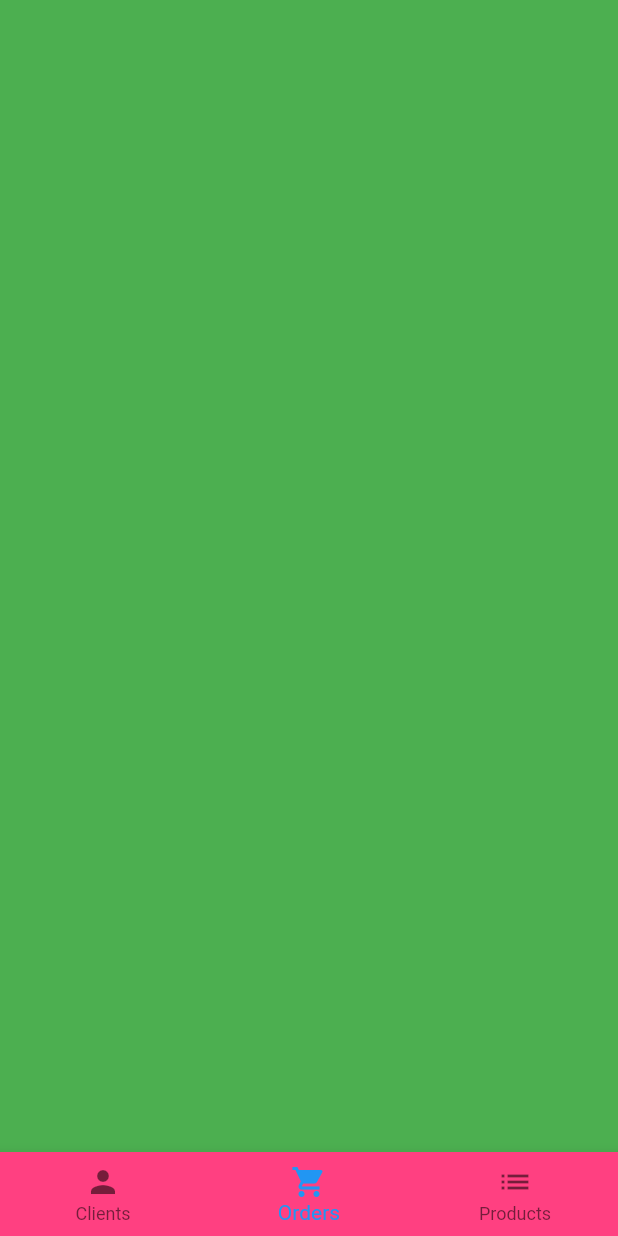
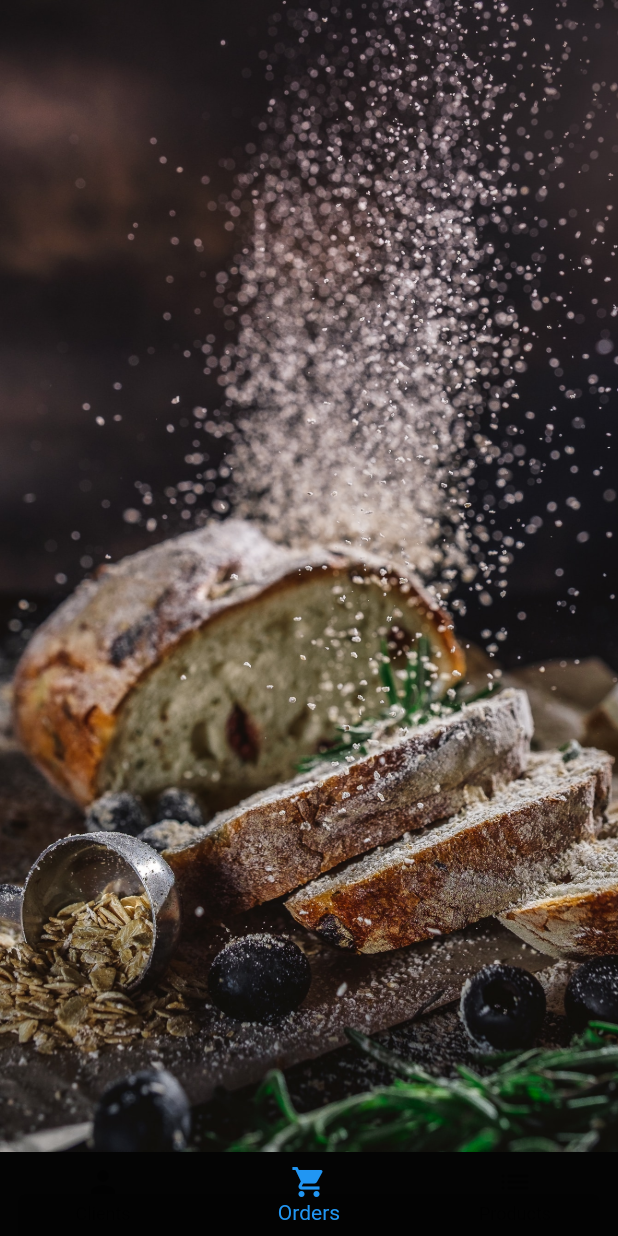
Before and after one commit to joaohhenriq/flutter-my-bakery-managment, a Flutter app: the screen it shows once a user with an empty profile is signed in, swiped to page 2, on a phone screen of 412 x 824 dp. Run offline on Flutter 3.47's test engine with Material 2 defaults, Android fonts, the phone set to English and light mode, and no system bars; our stand-ins replace cloud_firestore, firebase_auth, rxdart; missing offline and left inert: bloc_pattern; accounts and stored records are empty; statements that could not run were skipped.

Commit message:
Homepage layout

```diff
--- a/lib/pages/home_page.dart
+++ b/lib/pages/home_page.dart
@@ -1,4 +1,7 @@
 import 'package:flutter/material.dart';
+import 'package:my_bakery_managment/tabs/orders_tab.dart';
+import 'package:my_bakery_managment/tabs/products_tab.dart';
+import 'package:my_bakery_managment/tabs/users_tab.dart';
 
 class HomePage extends StatefulWidget {
   @override
@@ -23,11 +26,13 @@ class _HomePageState extends State<HomePage> {
 
   @override
   Widget build(BuildContext context) {
+    Size size = MediaQuery.of(context).size;
+
     return Scaffold(
-      backgroundColor: Colors.black,
+      backgroundColor: Colors.black87,
       bottomNavigationBar: Theme(
         data: Theme.of(context).copyWith(
-            canvasColor: Colors.pinkAccent,
+            canvasColor: Colors.black87,
             primaryColor: Colors.white,
             textTheme: Theme.of(context)
                 .textTheme
@@ -48,24 +53,20 @@ class _HomePageState extends State<HomePage> {
           ],
         ),
       ),
-      body: PageView(
+      body: SafeArea(
+        child: PageView(
           controller: _pageController,
-        onPageChanged: (page){
+          onPageChanged: (page) {
             setState(() {
               _page = page;
             });
           },
           children: <Widget>[
-          Container(
-            color: Colors.grey,
+            UsersTab(),
+            OrdersTab(),
+            ProductsTab()
+          ],
         ),
-          Container(
-            color: Colors.green,
-          ),
-          Container(
-            color: Colors.blue,
-          )
-        ],
       ),
     );
   }
--- /dev/null
+++ b/lib/tabs/orders_tab.dart
@@ -0,0 +1,19 @@
+import 'package:flutter/material.dart';
+
+class OrdersTab extends StatelessWidget {
+  @override
+  Widget build(BuildContext context) {
+    Size size = MediaQuery.of(context).size;
+
+    return Container(
+      width: size.width,
+      height: size.height,
+      padding: EdgeInsets.fromLTRB(8, 30, 8, 8),
+      decoration: BoxDecoration(
+          image: DecorationImage(
+            image: AssetImage("assets/images/orders_tab.jpg"),
+            fit: BoxFit.cover,
+          )),
+    );
+  }
+}
```
Also changed, not shown: lib/tabs/products_tab.dart (added, +19 -0 lines), lib/tabs/users_tab.dart (added, +57 -0 lines), lib/widgets/user_tile.dart (added, +34 -0 lines), assets/images/orders_tab.jpg (added), assets/images/products_tab.jpg (added), 1 other file. Lines whose indentation alone changed are shown as unchanged.
